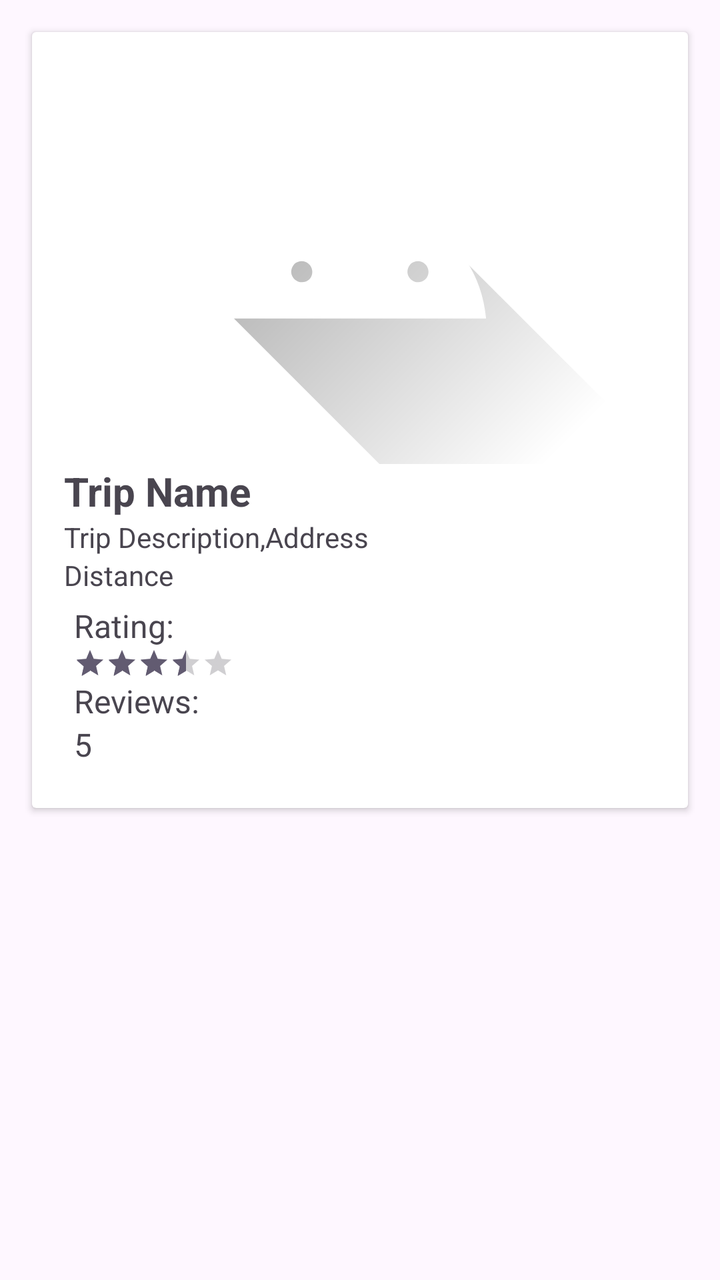
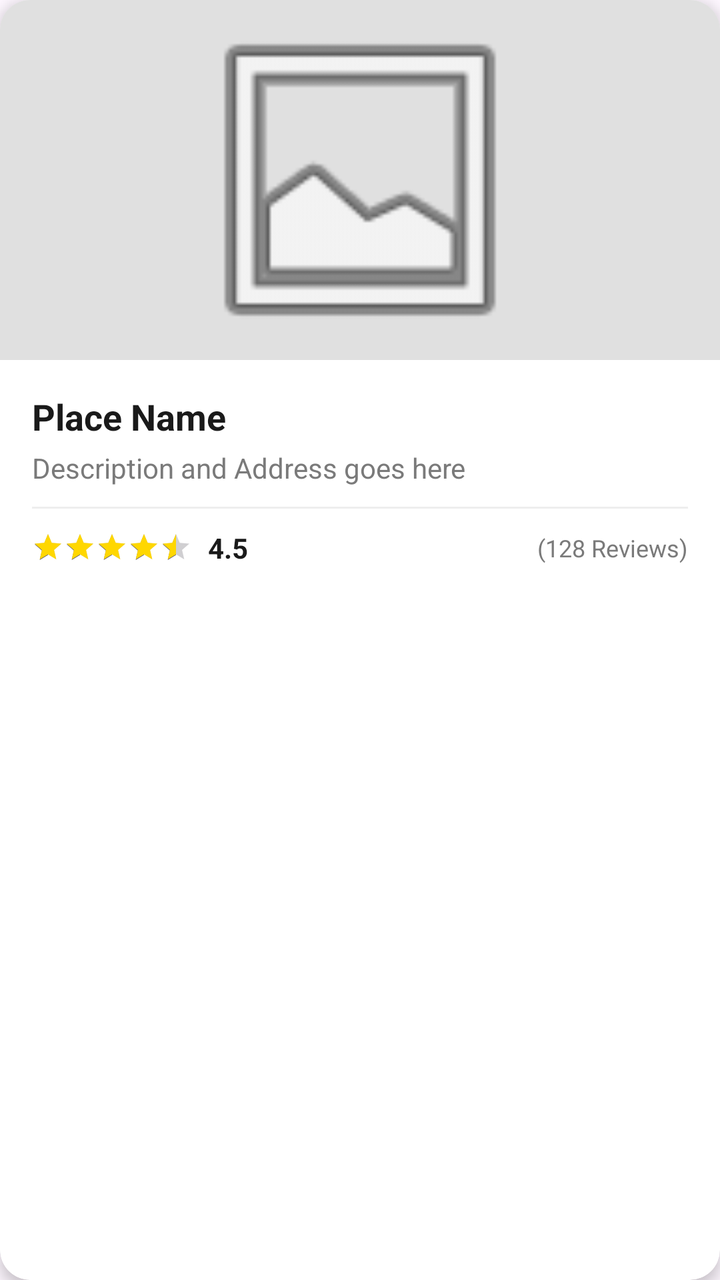

Screens rendered from an Android XML layout before and after an edit, with the pre-edit source and the edit as a unified diff.
<!-- AndroidManifest.xml: application theme Theme.Larafinal -->
<!-- res/layout/journey_item_layout.xml -->
<?xml version="1.0" encoding="utf-8"?>
<LinearLayout xmlns:android="http://schemas.android.com/apk/res/android"
    xmlns:tools="http://schemas.android.com/tools"
    android:layout_width="match_parent"
    android:layout_height="match_parent">

    <androidx.cardview.widget.CardView
        android:layout_width="match_parent"
        android:layout_height="wrap_content"
        android:layout_margin="16dp">

        <LinearLayout
            android:layout_width="match_parent"
            android:layout_height="wrap_content"
            android:orientation="vertical"
            android:padding="16dp">

            <ImageView
                android:id="@+id/ivTripImage"
                android:layout_width="match_parent"
                android:layout_height="200dp"
                android:scaleType="centerCrop"
                android:src="@drawable/ic_launcher_foreground" />

            <TextView
                android:id="@+id/tvTripName"
                android:layout_width="match_parent"
                android:layout_height="wrap_content"
                android:text="Trip Name"
                android:textSize="20sp"
                android:textStyle="bold" />

            <TextView
                android:id="@+id/tvTripDescription"
                android:layout_width="match_parent"
                android:layout_height="wrap_content"
                android:text="Trip Description,Address" />



            <TextView
                android:id="@+id/tvTripDistance"
                android:layout_width="match_parent"
                android:layout_height="wrap_content"
                android:text="Distance" />


            <LinearLayout
                android:layout_width="match_parent"
                android:layout_height="wrap_content"
                android:orientation="vertical"
                android:padding="5dp"
                tools:ignore="ExtraText">

                <TextView
                    android:id="@+id/tvRating"
                    android:layout_width="wrap_content"
                    android:layout_height="wrap_content"
                    android:text="Rating:"
                    android:textSize="16sp"
                    android:layout_weight="1" />

                <RatingBar
                    android:id="@+id/ratingBar"
                    style="@style/Widget.AppCompat.RatingBar.Small"
                    android:layout_width="wrap_content"
                    android:layout_height="wrap_content"
                    android:layout_weight="1"
                    android:isIndicator="true"
                    android:numStars="5"
                    android:rating="3.5"
                    android:stepSize="0.5" />


                /*

                ✨ Windsurf Command ⭐ >>>>>>>>>>>>>>>> */

                <TextView
                    android:id="@+id/tvReviews"
                    android:layout_width="wrap_content"
                    android:layout_height="wrap_content"
                    android:layout_weight="1"
                    android:text="Reviews:"
                    android:textSize="16sp" />

                <TextView
                    android:id="@+id/tvReviewsCount"
                    android:layout_width="wrap_content"
                    android:layout_height="wrap_content"
                    android:layout_weight="1"
                    android:text="5"
                    android:textSize="16sp" />


                /*


                2787b65e-d6f9-4193-a5b9-20b34220127e >>>>>>>>>>> */
            </LinearLayout>


        </LinearLayout>

    </androidx.cardview.widget.CardView>
</LinearLayout>
<!-- resources referenced by this layout -->
<resources>
  <!-- drawable ic_launcher_foreground (drawable) -->
  <vector xmlns:android="http://schemas.android.com/apk/res/android"
      xmlns:aapt="http://schemas.android.com/aapt"
      android:width="108dp"
      android:height="108dp"
      android:viewportWidth="108"
      android:viewportHeight="108">
      <path android:pathData="M31,63.928c0,0 6.4,-11 12.1,-13.1c7.2,-2.6 26,-1.4 26,-1.4l38.1,38.1L107,108.928l-32,-1L31,63.928z">
          <aapt:attr name="android:fillColor">
              <gradient
                  android:endX="85.84757"
                  android:endY="92.4963"
                  android:startX="42.9492"
                  android:startY="49.59793"
                  android:type="linear">
                  <item
                      android:color="#44000000"
                      android:offset="0.0" />
                  <item
                      android:color="#00000000"
                      android:offset="1.0" />
              </gradient>
          </aapt:attr>
      </path>
      <path
          android:fillColor="#FFFFFF"
          android:fillType="nonZero"
          android:pathData="M65.3,45.828l3.8,-6.6c0.2,-0.4 0.1,-0.9 -0.3,-1.1c-0.4,-0.2 -0.9,-0.1 -1.1,0.3l-3.9,6.7c-6.3,-2.8 -13.4,-2.8 -19.7,0l-3.9,-6.7c-0.2,-0.4 -0.7,-0.5 -1.1,-0.3C38.8,38.328 38.7,38.828 38.9,39.228l3.8,6.6C36.2,49.428 31.7,56.028 31,63.928h46C76.3,56.028 71.8,49.428 65.3,45.828zM43.4,57.328c-0.8,0 -1.5,-0.5 -1.8,-1.2c-0.3,-0.7 -0.1,-1.5 0.4,-2.1c0.5,-0.5 1.4,-0.7 2.1,-0.4c0.7,0.3 1.2,1 1.2,1.8C45.3,56.528 44.5,57.328 43.4,57.328L43.4,57.328zM64.6,57.328c-0.8,0 -1.5,-0.5 -1.8,-1.2s-0.1,-1.5 0.4,-2.1c0.5,-0.5 1.4,-0.7 2.1,-0.4c0.7,0.3 1.2,1 1.2,1.8C66.5,56.528 65.6,57.328 64.6,57.328L64.6,57.328z"
          android:strokeWidth="1"
          android:strokeColor="#00000000" />
  </vector>
  <style name="Theme.Larafinal" parent="Base.Theme.Larafinal" />
  <style name="Base.Theme.Larafinal" parent="Theme.Material3.DayNight.NoActionBar">
          
          
      </style>
</resources>

<!-- the commit's change to res/layout/journey_item_layout.xml (unified diff, before → after) -->
@@ -1,13 +1,26 @@
 <?xml version="1.0" encoding="utf-8"?>
-<LinearLayout xmlns:android="http://schemas.android.com/apk/res/android"
-    xmlns:tools="http://schemas.android.com/tools"
+<androidx.cardview.widget.CardView xmlns:android="http://schemas.android.com/apk/res/android"
+    xmlns:app="http://schemas.android.com/apk/res-auto"
     android:layout_width="match_parent"
-    android:layout_height="match_parent">
+    android:layout_height="wrap_content"
+    android:layout_marginHorizontal="16dp"
+    android:layout_marginVertical="8dp"
+    app:cardCornerRadius="15dp"
+    app:cardElevation="4dp">
 
-    <androidx.cardview.widget.CardView
+    <LinearLayout
         android:layout_width="match_parent"
         android:layout_height="wrap_content"
-        android:layout_margin="16dp">
+        android:orientation="vertical">
+
+        
+        <ImageView
+            android:id="@+id/ivTripImage"
+            android:layout_width="match_parent"
+            android:layout_height="180dp"
+            android:background="#E0E0E0"
+            android:scaleType="fitCenter"
+            android:src="@android:drawable/ic_menu_gallery" />
 
         <LinearLayout
             android:layout_width="match_parent"
@@ -15,92 +28,77 @@
             android:orientation="vertical"
             android:padding="16dp">
 
-            <ImageView
-                android:id="@+id/ivTripImage"
-                android:layout_width="match_parent"
-                android:layout_height="200dp"
-                android:scaleType="centerCrop"
-                android:src="@drawable/ic_launcher_foreground" />
-
+            
             <TextView
                 android:id="@+id/tvTripName"
                 android:layout_width="match_parent"
                 android:layout_height="wrap_content"
-                android:text="Trip Name"
-                android:textSize="20sp"
+                android:text="Place Name"
+                android:textColor="#1A1A1A"
+                android:textSize="18sp"
                 android:textStyle="bold" />
 
+            
             <TextView
                 android:id="@+id/tvTripDescription"
                 android:layout_width="match_parent"
                 android:layout_height="wrap_content"
-                android:text="Trip Description,Address" />
+                android:layout_marginTop="4dp"
+                android:text="Description and Address goes here"
+                android:textColor="#7A7A7A"
+                android:textSize="14sp" />
 
+            
 
+            
+            <View
+                android:layout_width="match_parent"
+                android:layout_height="1dp"
+                android:layout_marginVertical="10dp"
+                android:background="#EEEEEE" />
 
-            <TextView
-                android:id="@+id/tvTripDistance"
-                android:layout_width="match_parent"
-                android:layout_height="wrap_content"
-                android:text="Distance" />
-
-
+            
             <LinearLayout
                 android:layout_width="match_parent"
                 android:layout_height="wrap_content"
-                android:orientation="vertical"
-                android:padding="5dp"
-                tools:ignore="ExtraText">
-
-                <TextView
-                    android:id="@+id/tvRating"
-                    android:layout_width="wrap_content"
-                    android:layout_height="wrap_content"
-                    android:text="Rating:"
-                    android:textSize="16sp"
-                    android:layout_weight="1" />
+                android:gravity="center_vertical"
+                android:orientation="horizontal">
 
                 <RatingBar
                     android:id="@+id/ratingBar"
                     style="@style/Widget.AppCompat.RatingBar.Small"
                     android:layout_width="wrap_content"
                     android:layout_height="wrap_content"
-                    android:layout_weight="1"
                     android:isIndicator="true"
                     android:numStars="5"
-                    android:rating="3.5"
+                    android:progressTint="#FFD700"
+                    android:rating="4.5"
                     android:stepSize="0.5" />
 
-
-                /*
-
-                ✨ Windsurf Command ⭐ >>>>>>>>>>>>>>>> */
-
                 <TextView
-                    android:id="@+id/tvReviews"
+                    android:id="@+id/tvRatingValue"
                     android:layout_width="wrap_content"
                     android:layout_height="wrap_content"
-                    android:layout_weight="1"
-                    android:text="Reviews:"
-                    android:textSize="16sp" />
+                    android:layout_marginStart="8dp"
+                    android:text="4.5"
+                    android:textColor="#1A1A1A"
+                    android:textStyle="bold" />
+
+                <View
+                    android:layout_width="0dp"
+                    android:layout_height="0dp"
+                    android:layout_weight="1" />
 
                 <TextView
                     android:id="@+id/tvReviewsCount"
                     android:layout_width="wrap_content"
                     android:layout_height="wrap_content"
-                    android:layout_weight="1"
-                    android:text="5"
-                    android:textSize="16sp" />
+                    android:text="(128 Reviews)"
+                    android:textColor="#7A7A7A"
+                    android:textSize="12sp" />
 
-
-                /*
-
-
-                2787b65e-d6f9-4193-a5b9-20b34220127e >>>>>>>>>>> */
             </LinearLayout>
 
-
         </LinearLayout>
-
-    </androidx.cardview.widget.CardView>
-</LinearLayout>
+    </LinearLayout>
+</androidx.cardview.widget.CardView>
<!-- resource entries referenced after the edit -->
@@ -1,36 +1,5 @@
 <!-- resources referenced by this layout -->
 <resources>
-  <!-- drawable ic_launcher_foreground (drawable) -->
-  <vector xmlns:android="http://schemas.android.com/apk/res/android"
-      xmlns:aapt="http://schemas.android.com/aapt"
-      android:width="108dp"
-      android:height="108dp"
-      android:viewportWidth="108"
-      android:viewportHeight="108">
-      <path android:pathData="M31,63.928c0,0 6.4,-11 12.1,-13.1c7.2,-2.6 26,-1.4 26,-1.4l38.1,38.1L107,108.928l-32,-1L31,63.928z">
-          <aapt:attr name="android:fillColor">
-              <gradient
-                  android:endX="85.84757"
-                  android:endY="92.4963"
-                  android:startX="42.9492"
-                  android:startY="49.59793"
-                  android:type="linear">
-                  <item
-                      android:color="#44000000"
-                      android:offset="0.0" />
-                  <item
-                      android:color="#00000000"
-                      android:offset="1.0" />
-              </gradient>
-          </aapt:attr>
-      </path>
-      <path
-          android:fillColor="#FFFFFF"
-          android:fillType="nonZero"
-          android:pathData="M65.3,45.828l3.8,-6.6c0.2,-0.4 0.1,-0.9 -0.3,-1.1c-0.4,-0.2 -0.9,-0.1 -1.1,0.3l-3.9,6.7c-6.3,-2.8 -13.4,-2.8 -19.7,0l-3.9,-6.7c-0.2,-0.4 -0.7,-0.5 -1.1,-0.3C38.8,38.328 38.7,38.828 38.9,39.228l3.8,6.6C36.2,49.428 31.7,56.028 31,63.928h46C76.3,56.028 71.8,49.428 65.3,45.828zM43.4,57.328c-0.8,0 -1.5,-0.5 -1.8,-1.2c-0.3,-0.7 -0.1,-1.5 0.4,-2.1c0.5,-0.5 1.4,-0.7 2.1,-0.4c0.7,0.3 1.2,1 1.2,1.8C45.3,56.528 44.5,57.328 43.4,57.328L43.4,57.328zM64.6,57.328c-0.8,0 -1.5,-0.5 -1.8,-1.2s-0.1,-1.5 0.4,-2.1c0.5,-0.5 1.4,-0.7 2.1,-0.4c0.7,0.3 1.2,1 1.2,1.8C66.5,56.528 65.6,57.328 64.6,57.328L64.6,57.328z"
-          android:strokeWidth="1"
-          android:strokeColor="#00000000" />
-  </vector>
   <style name="Theme.Larafinal" parent="Base.Theme.Larafinal" />
   <style name="Base.Theme.Larafinal" parent="Theme.Material3.DayNight.NoActionBar">
           
